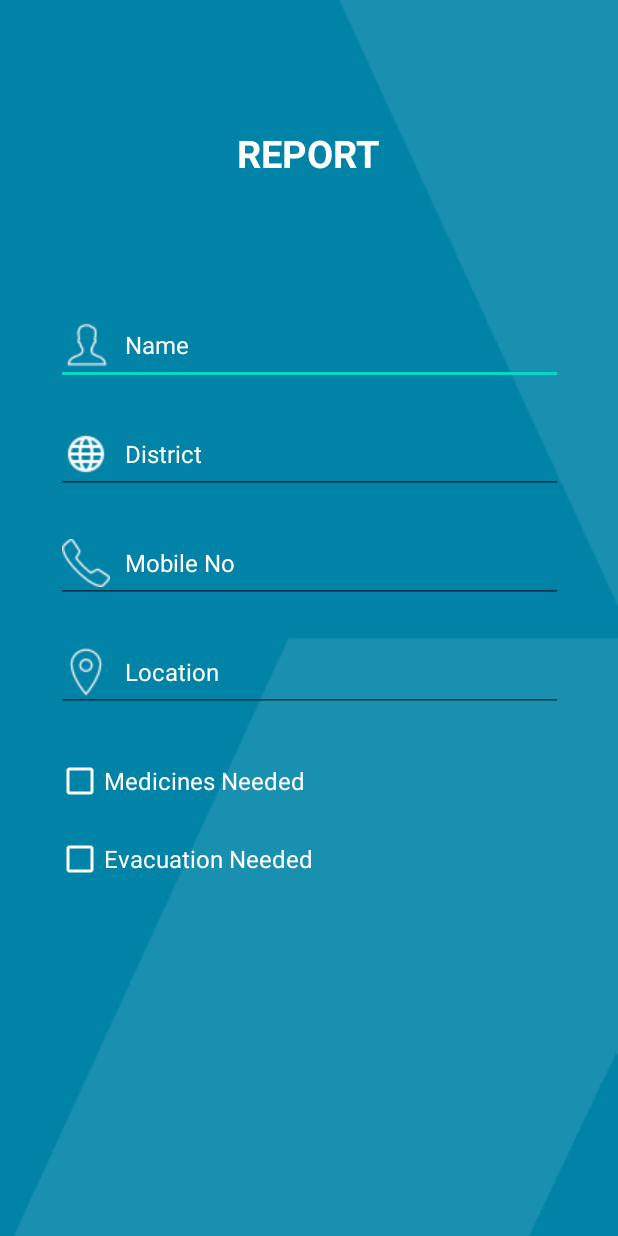
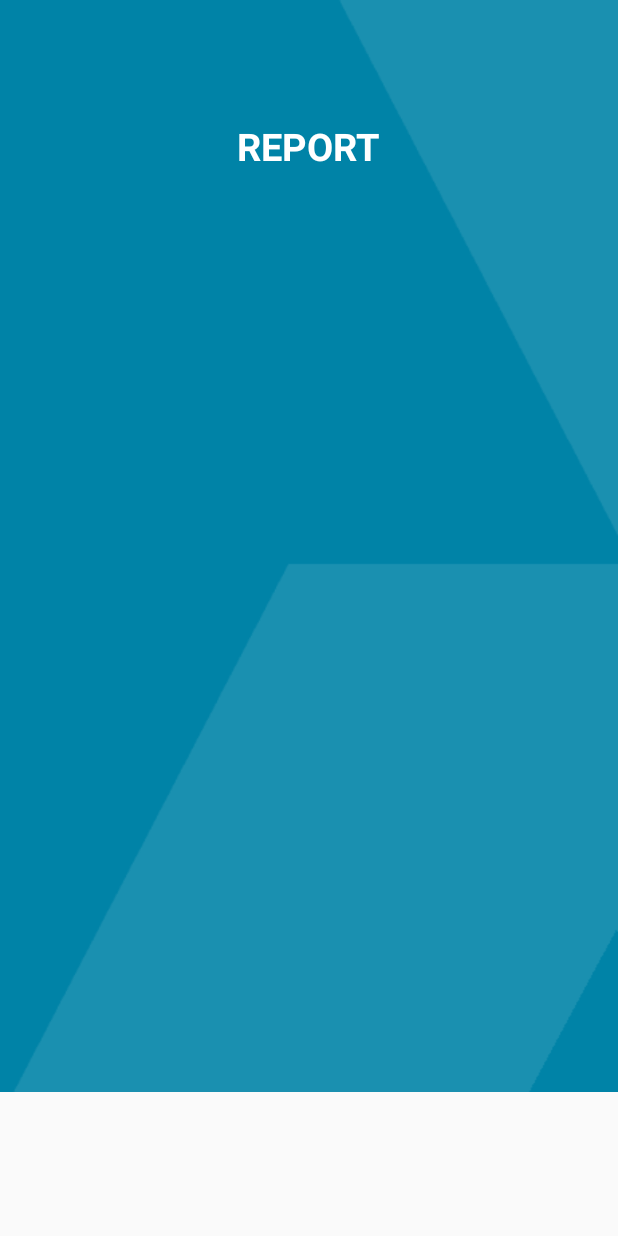
Before and after one commit to SanduSuresh/KeralaFloodRescue, an Android app: the VictimHome screen opened directly, with no data from a screen before it, on a phone screen of 412 x 824 dp. Run offline under Robolectric (Android 15) with nearby library versions, the phone set to English and light mode, and no system bars.

Commit message:
Revert "Working on Victim Report Screen"
This reverts commit 9d53eff5b1132b77c1c8b62d28516d2b259d6607.

```diff
--- a/app/src/main/AndroidManifest.xml
+++ b/app/src/main/AndroidManifest.xml
@@ -9,7 +9,7 @@
         android:roundIcon="@mipmap/ic_launcher_round"
         android:supportsRtl="true"
         android:theme="@style/AppTheme">
-        <activity android:name=".VictimReport"></activity>
+        <activity android:name=".VictimHome"></activity>
         <activity android:name=".VolunteerHome" />
         <activity android:name=".VolunteerSignup" />
         <activity android:name=".VolunteerLogin" />
--- a/app/src/main/java/com/example/keralafloodrescue/MainActivity.java
+++ b/app/src/main/java/com/example/keralafloodrescue/MainActivity.java
@@ -25,7 +25,7 @@ public class MainActivity extends AppCompatActivity {
         victimbtn.setOnClickListener(new View.OnClickListener() {
             @Override
             public void onClick(View v) {
-                Intent i = new Intent(getApplicationContext(),VictimReport.class);
+                Intent i = new Intent(getApplicationContext(),VictimHome.class);
                 startActivity(i);
             }
         });
--- a/app/src/main/java/com/example/keralafloodrescue/VictimReport.java
+++ b/app/src/main/java/com/example/keralafloodrescue/VictimHome.java
@@ -4,11 +4,11 @@ import androidx.appcompat.app.AppCompatActivity;
 
 import android.os.Bundle;
 
-public class VictimReport extends AppCompatActivity {
+public class VictimHome extends AppCompatActivity {
 
     @Override
     protected void onCreate(Bundle savedInstanceState) {
         super.onCreate(savedInstanceState);
-        setContentView(R.layout.activity_victim_report);
+        setContentView(R.layout.activity_victim_home);
     }
 }
--- a/app/src/main/java/com/example/keralafloodrescue/VolunteerSignup.java
+++ b/app/src/main/java/com/example/keralafloodrescue/VolunteerSignup.java
@@ -132,8 +132,8 @@ public class VolunteerSignup extends AppCompatActivity {
         }
         if(loc.isEmpty()) {
             isLoc = false;
-            loctxt.requestFocus();
-            loctxt.setError("FIELD CANNOT BE EMPTY");
+            mobtxt.requestFocus();
+            mobtxt.setError("FIELD CANNOT BE EMPTY");
         }
         else {
             isLoc = true;
--- /dev/null
+++ b/app/src/main/res/layout/activity_victim_home.xml
@@ -0,0 +1,25 @@
+<?xml version="1.0" encoding="utf-8"?>
+<ScrollView
+    xmlns:android="http://schemas.android.com/apk/res/android"
+    android:layout_width="match_parent"
+    android:layout_height="wrap_content"
+    android:background="@drawable/back"
+    android:fillViewport="false">
+
+    <LinearLayout
+        android:orientation="vertical" android:layout_width="match_parent"
+        android:layout_height="match_parent">
+
+        <TextView
+            android:id="@+id/loginscrn"
+            android:layout_width="wrap_content"
+            android:layout_height="wrap_content"
+            android:layout_gravity="center"
+            android:layout_marginTop="80dp"
+            android:text="REPORT"
+            android:textSize="25dp"
+            android:textColor="@color/white"
+            android:textStyle="bold" />
+
+    </LinearLayout>
+</ScrollView>
--- a/app/src/main/res/layout/activity_victim_report.xml
+++ /dev/null
@@ -1,135 +0,0 @@
-<?xml version="1.0" encoding="utf-8"?>
-<androidx.constraintlayout.widget.ConstraintLayout xmlns:android="http://schemas.android.com/apk/res/android"
-    xmlns:app="http://schemas.android.com/apk/res-auto"
-    xmlns:tools="http://schemas.android.com/tools"
-    android:layout_width="match_parent"
-    android:layout_height="match_parent"
-    android:background="@drawable/back"
-    android:layout_gravity="center"
-    tools:context=".VictimReport">
-
-    <EditText
-        android:id="@+id/nameText"
-        android:layout_width="338dp"
-        android:layout_height="wrap_content"
-        android:layout_marginStart="36dp"
-        android:layout_marginEnd="36dp"
-        android:layout_marginBottom="20dp"
-        android:drawableLeft="@drawable/user"
-        android:drawablePadding="10dp"
-        android:ems="10"
-        android:hint="Name"
-        android:inputType="textPersonName"
-        android:textColor="@color/white"
-        android:textColorHint="@color/white"
-        android:textSize="16sp"
-        app:layout_constraintBottom_toTopOf="@+id/districtText"
-        app:layout_constraintEnd_toEndOf="parent"
-        app:layout_constraintStart_toStartOf="parent" />
-
-    <EditText
-        android:id="@+id/districtText"
-        android:layout_width="338dp"
-        android:layout_height="wrap_content"
-        android:layout_marginStart="36dp"
-        android:layout_marginEnd="36dp"
-        android:layout_marginBottom="20dp"
-        android:drawableLeft="@drawable/district"
-        android:drawablePadding="10dp"
-        android:ems="10"
-        android:hint="District"
-        android:inputType="textPersonName"
-        android:textColor="@color/white"
-        android:textColorHint="@color/white"
-        android:textSize="16sp"
-        app:layout_constraintBottom_toTopOf="@+id/mobnoText"
-        app:layout_constraintEnd_toEndOf="parent"
-        app:layout_constraintStart_toStartOf="parent" />
-
-    <EditText
-        android:id="@+id/locationText"
-        android:layout_width="338dp"
-        android:layout_height="wrap_content"
-        android:layout_marginStart="36dp"
-        android:layout_marginEnd="36dp"
-        android:layout_marginBottom="30dp"
-        android:drawableLeft="@drawable/location"
-        android:drawablePadding="10dp"
-        android:ems="10"
-        android:hint="@string/location"
-        android:inputType="textPersonName"
-        android:textColor="@color/white"
-        android:textColorHint="@color/white"
-        android:textSize="16sp"
-        app:layout_constraintBottom_toTopOf="@+id/checkBox"
-        app:layout_constraintEnd_toEndOf="parent"
-        app:layout_constraintStart_toStartOf="parent" />
-
-    <EditText
-        android:id="@+id/mobnoText"
-        android:layout_width="338dp"
-        android:layout_height="wrap_content"
-        android:layout_marginStart="36dp"
-        android:layout_marginEnd="36dp"
-        android:layout_marginBottom="20dp"
-        android:drawableLeft="@drawable/phone"
-        android:drawablePadding="10dp"
-        android:ems="10"
-        android:hint="Mobile No"
-        android:inputType="textPersonName"
-        android:textColor="@color/white"
-        android:textColorHint="@color/white"
-        android:textSize="16sp"
-        app:layout_constraintBottom_toTopOf="@+id/locationText"
-        app:layout_constraintEnd_toEndOf="parent"
-        app:layout_constraintStart_toStartOf="parent" />
-
-    <TextView
-        android:id="@+id/textView"
-        android:layout_width="wrap_content"
-        android:layout_height="wrap_content"
-        android:layout_marginStart="158dp"
-        android:layout_marginTop="30dp"
-        android:layout_marginEnd="158dp"
-        android:layout_marginBottom="30dp"
-        android:text="REPORT"
-        android:textColor="@color/white"
-        android:textSize="25sp"
-        android:textStyle="bold"
-        app:layout_constraintBottom_toTopOf="@+id/nameText"
-        app:layout_constraintEnd_toEndOf="parent"
-        app:layout_constraintStart_toStartOf="parent"
-        app:layout_constraintTop_toTopOf="parent" />
-
-    <CheckBox
-        android:id="@+id/checkBox"
-        android:layout_width="338dp"
-        android:layout_height="wrap_content"
-        android:layout_marginStart="36dp"
-        android:layout_marginEnd="36dp"
-        android:layout_marginBottom="20dp"
-        android:buttonTint="#FFFFFF"
-        android:text="Medicines Needed"
-        android:textColor="@color/white"
-        android:textSize="16sp"
-        app:layout_constraintBottom_toTopOf="@+id/checkBox2"
-        app:layout_constraintEnd_toEndOf="parent"
-        app:layout_constraintStart_toStartOf="parent" />
-
-    <CheckBox
-        android:id="@+id/checkBox2"
-        android:layout_width="338dp"
-        android:layout_height="wrap_content"
-        android:layout_marginStart="36dp"
-        android:layout_marginEnd="36dp"
-        android:layout_marginBottom="235dp"
-        android:buttonTint="#FFFFFF"
-        android:text="Evacuation Needed"
-        android:textColor="@color/white"
-        android:textSize="16sp"
-        app:layout_constraintBottom_toBottomOf="parent"
-        app:layout_constraintEnd_toEndOf="parent"
-        app:layout_constraintStart_toStartOf="parent" />
-
-
-</androidx.constraintlayout.widget.ConstraintLayout>
```
